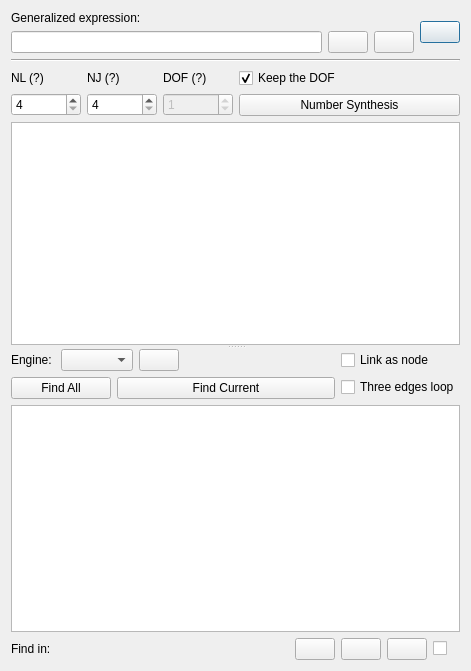
First picture: the form in core/synthesis/structure_synthesis/structure_widget.ui, repository KmolYuan/Pyslvs-UI, before the edit.
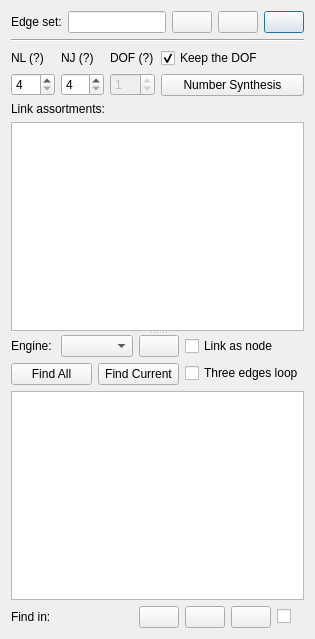
Second picture: the form after the edit. Icons and pictures are not drawn.

```diff
--- a/core/synthesis/structure_synthesis/structure_widget.ui
+++ b/core/synthesis/structure_synthesis/structure_widget.ui
@@ -6,8 +6,8 @@
    <rect>
     <x>0</x>
     <y>0</y>
-    <width>471</width>
-    <height>671</height>
+    <width>310</width>
+    <height>639</height>
    </rect>
   </property>
   <property name="windowTitle">
@@ -17,22 +17,18 @@
    <iconset resource="../../../icons.qrc">
     <normaloff>:/icons/number.png</normaloff>:/icons/number.png</iconset>
   </property>
-  <layout class="QVBoxLayout" name="verticalLayout_7">
-   <item>
-    <layout class="QHBoxLayout" name="horizontalLayout_3">
-     <item>
       <layout class="QVBoxLayout" name="verticalLayout_4">
-       <item>
-        <widget class="QLabel" name="expr_joint_text">
-         <property name="text">
-          <string>Generalized expression:</string>
-         </property>
-        </widget>
-       </item>
        <item>
         <layout class="QHBoxLayout" name="horizontalLayout_4">
          <item>
-          <widget class="QLineEdit" name="expr_edges">
+      <widget class="QLabel" name="edges_label">
+       <property name="text">
+        <string>Edge set:</string>
+       </property>
+      </widget>
+     </item>
+     <item>
+      <widget class="QLineEdit" name="edges_text">
            <property name="readOnly">
             <bool>true</bool>
            </property>
@@ -63,10 +59,6 @@
            </property>
           </widget>
          </item>
-        </layout>
-       </item>
-      </layout>
-     </item>
      <item>
       <widget class="QPushButton" name="from_mechanism_button">
        <property name="statusTip">
@@ -74,13 +66,7 @@
        </property>
        <property name="icon">
         <iconset resource="../../../icons.qrc">
-         <normaloff>:/icons/mechanism.png</normaloff>:/icons/mechanism.png</iconset>
-       </property>
-       <property name="iconSize">
-        <size>
-         <width>50</width>
-         <height>50</height>
-        </size>
+         <normaloff>:/icons/merge_from.png</normaloff>:/icons/merge_from.png</iconset>
        </property>
        <property name="autoDefault">
         <bool>true</bool>
@@ -202,7 +188,14 @@
         </layout>
        </item>
        <item>
-        <widget class="QListWidget" name="expr_number"/>
+        <widget class="QLabel" name="link_assortments_label">
+         <property name="text">
+          <string>Link assortments:</string>
+         </property>
+        </widget>
+       </item>
+       <item>
+        <widget class="QListWidget" name="link_assortments_list"/>
        </item>
       </layout>
      </widget>
```
Left out of the diff: 2 changed lines with no effect on the pictures. Lines whose indentation alone changed are shown as unchanged.
